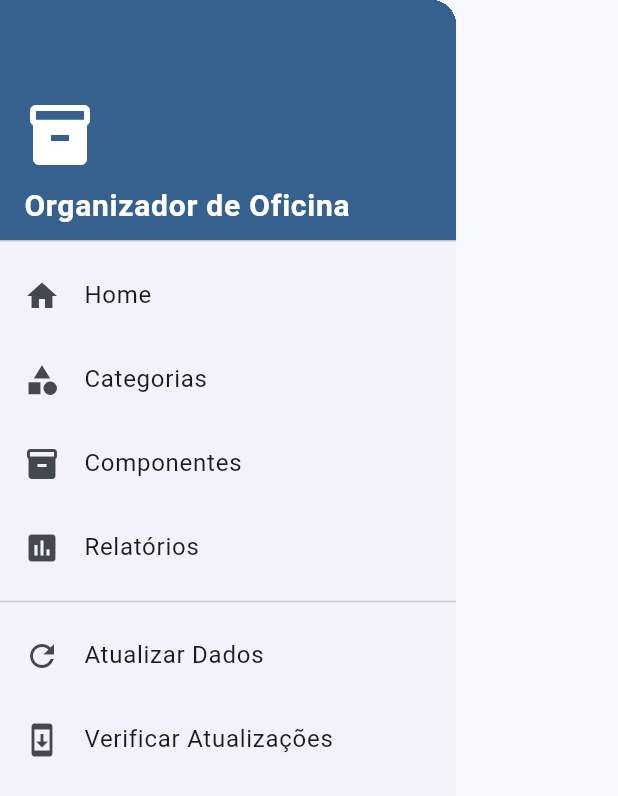
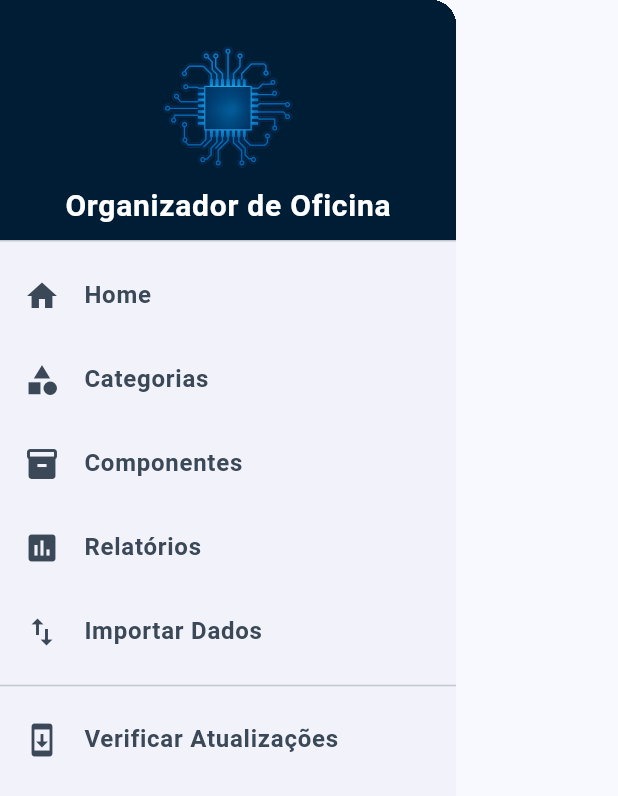
Before and after one commit to unspoken-tech-org/workshop_shelf_helper, a Flutter app: the HomeDrawer widget shown alone on an empty page, opened directly, on a phone screen of 412 x 824 dp. Shown: the top 796 px of the screen. Run offline on Flutter 3.47's test engine with Material 3 defaults, Android fonts, the phone set to English and light mode, and no system bars; our stand-ins replace csv, diacritic, dio, file_picker, flutter_dotenv, package_info_plus and 2 more; missing offline and left inert: desktop_drop; accounts and stored records are empty; network calls fail.

```diff
--- a/lib/screens/home/widgets/home_drawer.dart
+++ b/lib/screens/home/widgets/home_drawer.dart
@@ -5,6 +5,7 @@ import 'package:workshop_shelf_helper/providers/component_provider.dart';
 import 'package:workshop_shelf_helper/providers/report_provider.dart';
 import 'package:workshop_shelf_helper/screens/categories/categories_list_screen.dart';
 import 'package:workshop_shelf_helper/screens/components/components_list_screen.dart';
+import 'package:workshop_shelf_helper/screens/import/import_screen.dart';
 import 'package:workshop_shelf_helper/screens/reports/reports_screen.dart';
 import 'package:workshop_shelf_helper/services/update_service.dart';
 import 'package:workshop_shelf_helper/widgets/update_dialog.dart';
@@ -19,13 +20,12 @@ class HomeDrawer extends StatelessWidget {
         padding: EdgeInsets.zero,
         children: [
           DrawerHeader(
-            decoration: BoxDecoration(color: Theme.of(context).colorScheme.primary),
+            decoration: BoxDecoration(color: Theme.of(context).colorScheme.onPrimaryFixed),
             child: Column(
-              crossAxisAlignment: CrossAxisAlignment.start,
+              crossAxisAlignment: CrossAxisAlignment.center,
               mainAxisAlignment: MainAxisAlignment.end,
               children: [
-                Icon(Icons.inventory_2, size: 48, color: Theme.of(context).colorScheme.onPrimary),
-                const SizedBox(height: 8),
+                Image.asset('assets/images/logo.png', width: 100, height: 100),
                 Text(
                   'Organizador de Oficina',
                   style: TextStyle(
@@ -38,22 +38,30 @@ class HomeDrawer extends StatelessWidget {
             ),
           ),
           ListTile(
-            leading: const Icon(Icons.home),
-            title: const Text('Home'),
+            leading: Icon(Icons.home, color: Theme.of(context).colorScheme.onSecondaryContainer),
+            title: Text('Home',
+                style: TextStyle(
+                    fontSize: 16,
+                    fontWeight: FontWeight.bold,
+                    color: Theme.of(context).colorScheme.onSecondaryContainer)),
             onTap: () {
               Navigator.pop(context);
             },
           ),
           ListTile(
-            leading: const Icon(Icons.category),
-            title: const Text('Categorias'),
+            leading:
+                Icon(Icons.category, color: Theme.of(context).colorScheme.onSecondaryContainer),
+            title: Text('Categorias',
+                style: TextStyle(
+                    fontSize: 16,
+                    fontWeight: FontWeight.bold,
+                    color: Theme.of(context).colorScheme.onSecondaryContainer)),
             onTap: () {
               Navigator.pop(context);
               Navigator.push(
                 context,
                 MaterialPageRoute(
-                  builder:
-                      (_) => MultiProvider(
+                  builder: (_) => MultiProvider(
                     providers: [
                       ChangeNotifierProvider.value(value: context.read<CategoryProvider>()),
                       ChangeNotifierProvider.value(value: context.read<ComponentProvider>()),
@@ -66,15 +74,19 @@ class HomeDrawer extends StatelessWidget {
             },
           ),
           ListTile(
-            leading: const Icon(Icons.inventory),
-            title: const Text('Componentes'),
+            leading:
+                Icon(Icons.inventory, color: Theme.of(context).colorScheme.onSecondaryContainer),
+            title: Text('Componentes',
+                style: TextStyle(
+                    fontSize: 16,
+                    fontWeight: FontWeight.bold,
+                    color: Theme.of(context).colorScheme.onSecondaryContainer)),
             onTap: () {
               Navigator.pop(context);
               Navigator.push(
                 context,
                 MaterialPageRoute(
-                  builder:
-                      (_) => MultiProvider(
+                  builder: (_) => MultiProvider(
                     providers: [
                       ChangeNotifierProvider.value(value: context.read<CategoryProvider>()),
                       ChangeNotifierProvider.value(value: context.read<ComponentProvider>()),
@@ -87,15 +99,19 @@ class HomeDrawer extends StatelessWidget {
             },
           ),
           ListTile(
-            leading: const Icon(Icons.assessment),
-            title: const Text('Relatórios'),
+            leading:
+                Icon(Icons.assessment, color: Theme.of(context).colorScheme.onSecondaryContainer),
+            title: Text('Relatórios',
+                style: TextStyle(
+                    fontSize: 16,
+                    fontWeight: FontWeight.bold,
+                    color: Theme.of(context).colorScheme.onSecondaryContainer)),
             onTap: () {
               Navigator.pop(context);
               Navigator.push(
                 context,
                 MaterialPageRoute(
-                  builder:
-                      (_) => MultiProvider(
+                  builder: (_) => MultiProvider(
                     providers: [
                       ChangeNotifierProvider.value(value: context.read<CategoryProvider>()),
                       ChangeNotifierProvider.value(value: context.read<ComponentProvider>()),
@@ -107,18 +123,40 @@ class HomeDrawer extends StatelessWidget {
               );
             },
           ),
+          ListTile(
+            leading: Icon(Icons.import_export,
+                color: Theme.of(context).colorScheme.onSecondaryContainer),
+            title: Text('Importar Dados',
+                style: TextStyle(
+                    fontSize: 16,
+                    fontWeight: FontWeight.bold,
+                    color: Theme.of(context).colorScheme.onSecondaryContainer)),
+            onTap: () {
+              Navigator.pop(context);
+              Navigator.push(
+                context,
+                MaterialPageRoute(
+                  builder: (_) => MultiProvider(
+                    providers: [
+                      ChangeNotifierProvider.value(value: context.read<CategoryProvider>()),
+                      ChangeNotifierProvider.value(value: context.read<ComponentProvider>()),
+                      ChangeNotifierProvider.value(value: context.read<ReportProvider>()),
+                    ],
+                    child: const ImportScreen(),
+                  ),
+                ),
+              );
+            },
+          ),
           const Divider(),
           ListTile(
-            leading: const Icon(Icons.refresh),
-            title: const Text('Atualizar Dados'),
-            onTap: () {
-              Navigator.pop(context);
-              context.read<ReportProvider>().loadDashboardData();
-            },
-          ),
-          ListTile(
-            leading: const Icon(Icons.system_update),
-            title: const Text('Verificar Atualizações'),
+            leading: Icon(Icons.system_update,
+                color: Theme.of(context).colorScheme.onSecondaryContainer),
+            title: Text('Verificar Atualizações',
+                style: TextStyle(
+                    fontSize: 16,
+                    fontWeight: FontWeight.bold,
+                    color: Theme.of(context).colorScheme.onSecondaryContainer)),
             onTap: () {
               Navigator.pop(context);
               _checkForUpdates(context);
@@ -135,8 +173,7 @@ class HomeDrawer extends StatelessWidget {
     showDialog(
       context: context,
       barrierDismissible: false,
-      builder:
-          (context) => const Center(
+      builder: (context) => const Center(
         child: Card(
           child: Padding(
             padding: EdgeInsets.all(24),
--- a/pubspec.yaml
+++ b/pubspec.yaml
@@ -39,4 +39,5 @@ flutter:
   uses-material-design: true
 
   assets:
+    - assets/images/
     - .env
```
Also changed, not shown: lib/screens/home/home_screen.dart (+30 -15 lines), assets/images/logo.png (added). Lines whose indentation alone changed are shown as unchanged.
